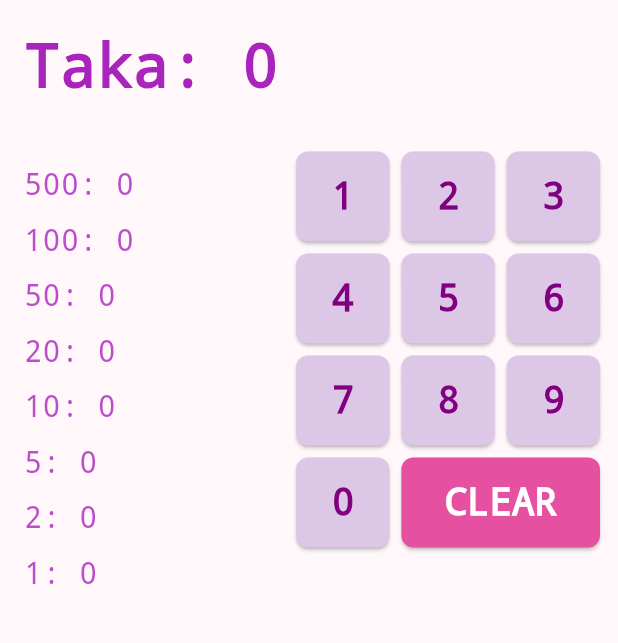
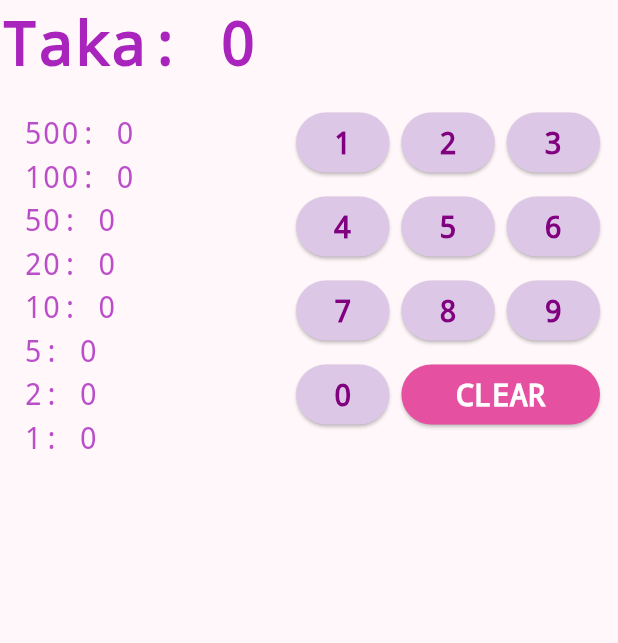
Before and after one commit to ZarinTasnimNadia/CSE489, a Flutter app: the screen it shows after launch, on a phone screen of 412 x 824 dp, the part 84-727 px from its top. Run offline on Flutter 3.47's test engine with Material 3 defaults, Android fonts, the phone set to English and light mode, and no system bars.

Commit message:
final changes

```diff
--- a/ass/Flutter/vangtinai/vangtichai/lib/main.dart
+++ b/ass/Flutter/vangtinai/vangtichai/lib/main.dart
@@ -91,7 +91,7 @@ class _VangtiChaiHomeState extends State<VangtiChaiHome> {
 
   Widget _buildAmountDisplay(double fontSize) {
     return Padding(
-      padding: const EdgeInsets.all(16.0),
+      padding: const EdgeInsets.all(1.0),
       child: Text(
         'Taka: $_currentAmount',
         style: TextStyle(
@@ -111,12 +111,12 @@ class _VangtiChaiHomeState extends State<VangtiChaiHome> {
         children: _takaNotes.map((note) {
           final count = _changeMap[note] ?? 0;
           return Padding(
-            padding: const EdgeInsets.symmetric(vertical: 4.0),
+            padding: const EdgeInsets.symmetric(vertical: 0),
             child: Text(
               '$note: $count',
               style: TextStyle(
                 fontSize: fontSize,
-                color: deepPurplePinkishText.withOpacity(0.8),
+                color: deepPurplePinkishText.withValues(alpha: .8),
               ),
             ),
           );
@@ -144,9 +144,9 @@ class _VangtiChaiHomeState extends State<VangtiChaiHome> {
               backgroundColor: isClear
                   ? MyApp.accentPinkish
                   : const Color.fromARGB(255, 220, 200, 230),
-              shape: RoundedRectangleBorder(borderRadius: BorderRadius.circular(8.0)),
-              textStyle: const TextStyle(fontSize: 25, fontWeight: FontWeight.w600, fontFamily: 'monospace'),
-              minimumSize: const Size.fromHeight(60),
+              shape: RoundedRectangleBorder(borderRadius: BorderRadius.circular(100)),
+              textStyle: const TextStyle(fontSize: 20, fontWeight: FontWeight.w600, fontFamily: 'monospace'),
+              minimumSize: const Size.fromHeight(40),
               foregroundColor: isClear ? Colors.white : MyApp.primaryDeepPurple,
             ),
             child: Text(isClear ? 'CLEAR' : key),
@@ -162,7 +162,7 @@ class _VangtiChaiHomeState extends State<VangtiChaiHome> {
         children: [
           ...keyRows.map((row) => Row(
                 children: row.map((key) => buildKey(key)).toList(),
-              )).toList(),
+              )),
 
           Row(
             children: <Widget>[
@@ -176,9 +176,9 @@ class _VangtiChaiHomeState extends State<VangtiChaiHome> {
                     onPressed: () => _onKeypadTap('C'),
                     style: ElevatedButton.styleFrom(
                       backgroundColor: MyApp.accentPinkish,
-                      shape: RoundedRectangleBorder(borderRadius: BorderRadius.circular(8.0)),
-                      textStyle: const TextStyle(fontSize: 25, fontWeight: FontWeight.w600, fontFamily: 'monospace'),
-                      minimumSize: const Size.fromHeight(60),
+                      shape: RoundedRectangleBorder(borderRadius: BorderRadius.circular(100)),
+                      textStyle: const TextStyle(fontSize: 20, fontWeight: FontWeight.w600, fontFamily: 'monospace'),
+                      minimumSize: const Size.fromHeight(40),
                       foregroundColor: Colors.white,
                     ),
                     child: const Text('CLEAR'),
```
